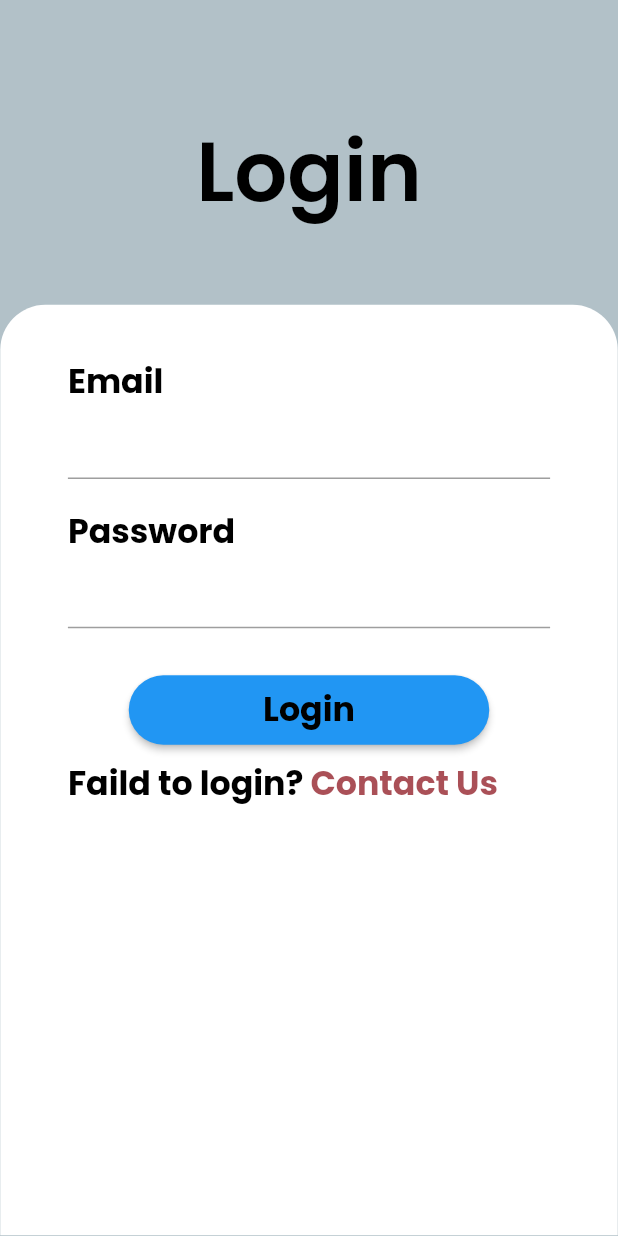
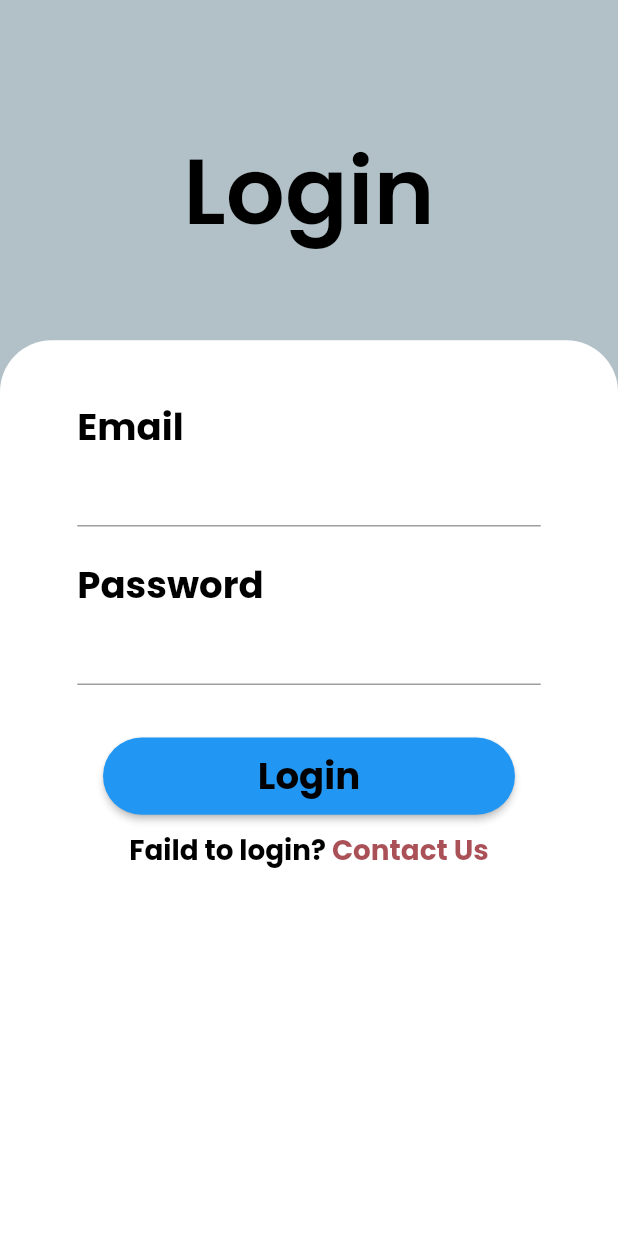
Before and after one commit to Mazoda/MySchoolApp, a Flutter app: the LoginScreen screen opened directly, after a tap on "Login", on a phone screen of 412 x 824 dp. Run offline on Flutter 3.47's test engine with Material 2 defaults, Android fonts, the phone set to English and light mode, and no system bars; our stand-ins replace flutter_screenutil, google_fonts.

Commit message:
General changes

```diff
--- /dev/null
+++ b/lib/Views/Screeens/student/student_home_page.dart
@@ -0,0 +1,67 @@
+import 'package:flutter/material.dart';
+
+import 'package:flutter_screenutil/flutter_screenutil.dart';
+import 'package:google_fonts/google_fonts.dart';
+import 'package:myschool/Views/Widgets/Artical_Widget.dart';
+
+class StudentHomePage extends StatelessWidget {
+  const StudentHomePage({super.key});
+
+  @override
+  Widget build(BuildContext context) {
+    return Scaffold(
+      body: Container(
+          padding: EdgeInsets.symmetric(vertical: 18.h, horizontal: 10.w),
+          child: Column(
+            children: [
+              Row(
+                children: [
+                  IconButton(
+                      highlightColor: Colors.transparent,
+                      splashColor: Colors.transparent,
+                      onPressed: () {},
+                      icon: const Icon(
+                        Icons.list,
+                        size: 50,
+                        color: Colors.black,
+                      )),
+                  Text(
+                    "Welcome Aladdin_1923123",
+                    style: GoogleFonts.poppins(
+                      textStyle: TextStyle(
+                          fontSize: 16.sp,
+                          color: Colors.black,
+                          fontWeight: FontWeight.bold),
+                    ),
+                  )
+                ],
+              ),
+              SizedBox(
+                height: 30.h,
+              ),
+              SingleChildScrollView(
+                scrollDirection: Axis.vertical,
+                child: Column(children: [
+                  ListView.builder(
+                      itemCount: 5,
+                      itemBuilder: (BuildContext context, int index) {
+                        return Container(
+                          width: 312.w,
+                          height: 217.h,
+                          child: ListTile(
+                              leading: const Icon(Icons.list),
+                              trailing: const Text(
+                                "GFG",
+                                style: TextStyle(
+                                    color: Colors.green, fontSize: 15),
+                              ),
+                              title: Text("List item $index")),
+                        );
+                      }),
+                ]),
+              )
+            ],
+          )),
+    );
+  }
+}
--- a/lib/Views/Splash/login.dart
+++ b/lib/Views/Splash/login.dart
@@ -1,6 +1,8 @@
 import 'package:flutter/material.dart';
 import 'package:flutter_screenutil/flutter_screenutil.dart';
 import 'package:google_fonts/google_fonts.dart';
+import 'package:myschool/Views/Screeens/student/student_home_page.dart';
+import 'package:myschool/router/AppRouter.dart';
 
 class LoginScreen extends StatelessWidget {
   const LoginScreen({super.key});
@@ -25,8 +27,8 @@ class LoginScreen extends StatelessWidget {
             ),
           ),
           Container(
-            width: 411.w,
-            height: (891 - 220).h,
+            width: 360.w,
+            height: (800 - 220).h,
             margin: EdgeInsets.only(top: 51.h),
             padding: EdgeInsets.symmetric(horizontal: 45.w, vertical: 38.h),
             decoration: BoxDecoration(
@@ -52,7 +54,7 @@ class LoginScreen extends StatelessWidget {
                 ),
                 //TODO : Edit Email TextField
 
-               const TextField(),
+                const TextField(),
                 SizedBox(
                   height: 20.h,
                 ),
@@ -71,14 +73,17 @@ class LoginScreen extends StatelessWidget {
                 ),
                 //TODO : Edit PasswWord TextField
 
-               const TextField(),
+                const TextField(),
                 Container(
                   margin: EdgeInsets.only(top: 34.h),
                   child: SizedBox(
                     height: 50.h,
                     width: 240.w,
                     child: ElevatedButton(
-                      onPressed: () {},
+                      onPressed: () {
+                        AppRouter.PushWithReplacementToWidget(
+                            const StudentHomePage());
+                      },
                       style: ElevatedButton.styleFrom(
                           shape: const StadiumBorder(),
                           foregroundColor:
@@ -100,21 +105,20 @@ class LoginScreen extends StatelessWidget {
                   height: 10.h,
                 ),
                 Row(
+                  mainAxisAlignment: MainAxisAlignment.center,
                   children: [
                     Text("Faild to login?",
-                        textAlign: TextAlign.left,
                         style: GoogleFonts.poppins(
                           textStyle: TextStyle(
-                              fontSize: 24.sp,
+                              fontSize: 18.sp,
                               color: Colors.black,
                               fontWeight: FontWeight.bold),
                         )),
                     Text(" Contact Us",
-                        textAlign: TextAlign.left,
                         style: GoogleFonts.poppins(
                           textStyle: TextStyle(
-                              fontSize: 24.sp,
-                              color:const Color.fromARGB(207, 150, 39, 48),
+                              fontSize: 18.sp,
+                              color: const Color.fromARGB(207, 150, 39, 48),
                               fontWeight: FontWeight.bold),
                         )),
                   ],
--- a/lib/router/AppRouter.dart
+++ b/lib/router/AppRouter.dart
@@ -1,7 +1,7 @@
 import 'package:flutter/cupertino.dart';
 import 'package:flutter/material.dart';
 
-class AppRoute {
+class AppRouter {
   static GlobalKey<NavigatorState> navkey = GlobalKey();
   static PushToWidget(Widget widget) async {
     String? x = await Navigator.of(navkey.currentContext!)
```
Also changed, not shown: lib/Views/Splash/splashScreen.dart (+8 -9 lines), lib/Views/Widgets/Artical_Widget.dart (added, +49 -0 lines), lib/main.dart (+5 -5 lines), 1 other file.
